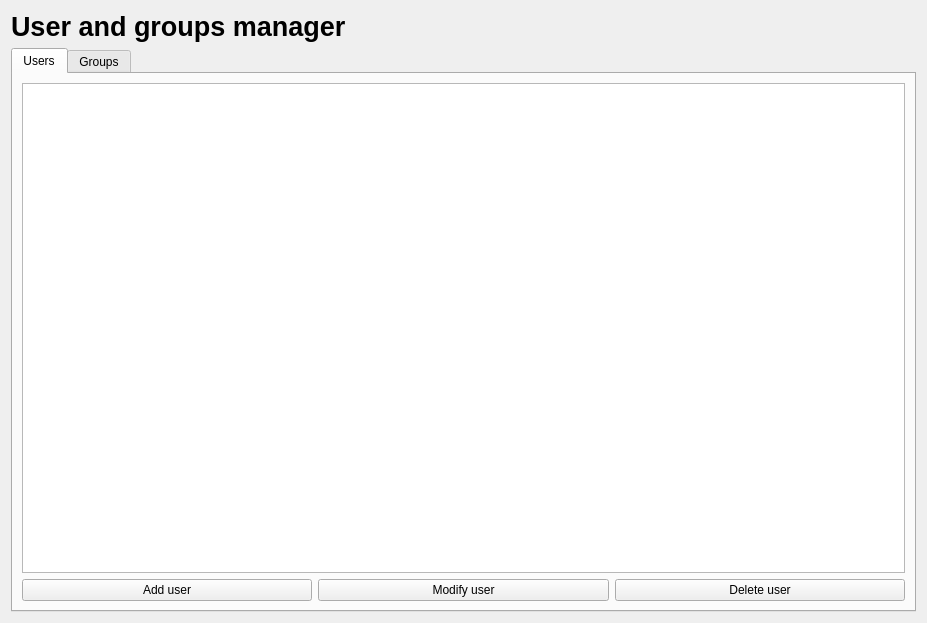
The window that archcentral/ui/designer/usergroupmanager.ui (szabatoro/archcentral-thesis) describes before a commit, drawn with Qt 5.
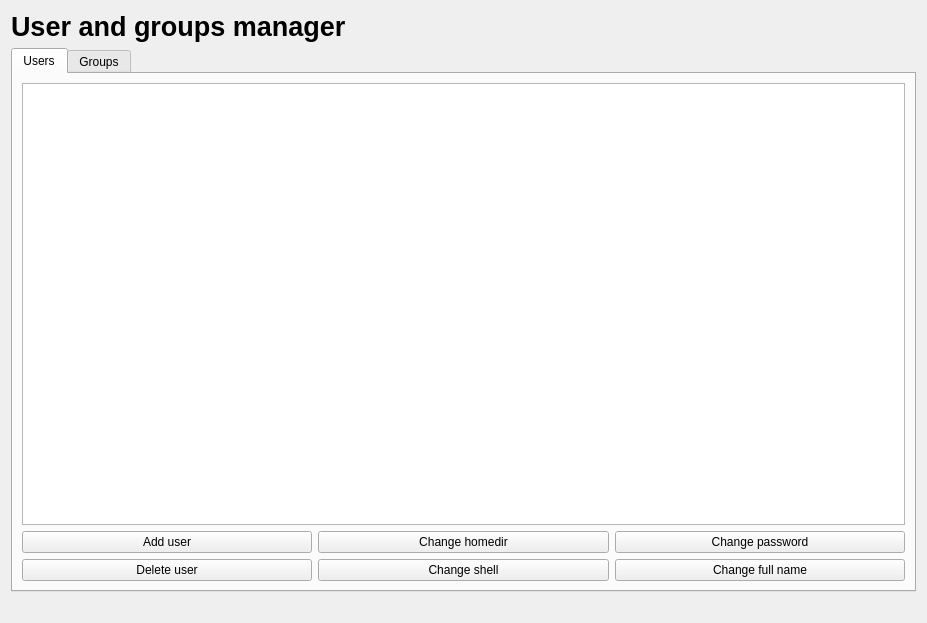
The same window after the commit.

The edit to the form file:
```diff
--- a/archcentral/ui/designer/usergroupmanager.ui
+++ b/archcentral/ui/designer/usergroupmanager.ui
@@ -54,22 +54,43 @@
         </widget>
        </item>
        <item>
-        <layout class="QHBoxLayout" name="horizontalLayout">
-         <item>
+        <layout class="QGridLayout" name="gridLayout">
+         <item row="0" column="1">
+          <widget class="QPushButton" name="change_homedir_button">
+           <property name="text">
+            <string>Change homedir</string>
+           </property>
+          </widget>
+         </item>
+         <item row="1" column="1">
+          <widget class="QPushButton" name="change_shell_button">
+           <property name="text">
+            <string>Change shell</string>
+           </property>
+          </widget>
+         </item>
+         <item row="0" column="2">
+          <widget class="QPushButton" name="change_password_button">
+           <property name="text">
+            <string>Change password</string>
+           </property>
+          </widget>
+         </item>
+         <item row="1" column="2">
+          <widget class="QPushButton" name="change_full_name_button">
+           <property name="text">
+            <string>Change full name</string>
+           </property>
+          </widget>
+         </item>
+         <item row="0" column="0">
           <widget class="QPushButton" name="add_user_button">
            <property name="text">
             <string>Add user</string>
            </property>
           </widget>
          </item>
-         <item>
-          <widget class="QPushButton" name="modify_user_button">
-           <property name="text">
-            <string>Modify user</string>
-           </property>
-          </widget>
-         </item>
-         <item>
+         <item row="1" column="0">
           <widget class="QPushButton" name="delete_user_button">
            <property name="text">
             <string>Delete user</string>
@@ -137,6 +158,13 @@
      </widget>
     </widget>
    </item>
+   <item>
+    <widget class="QLabel" name="status_label">
+     <property name="text">
+      <string/>
+     </property>
+    </widget>
+   </item>
   </layout>
  </widget>
  <resources/>
```
